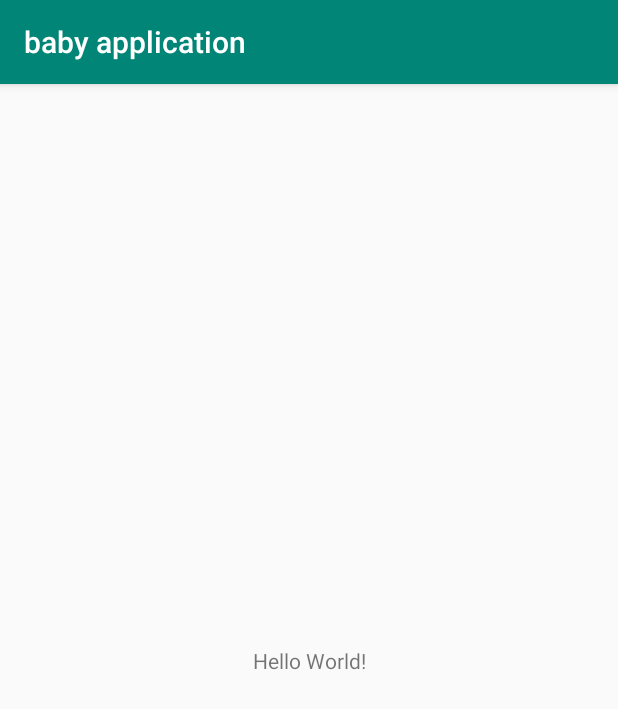
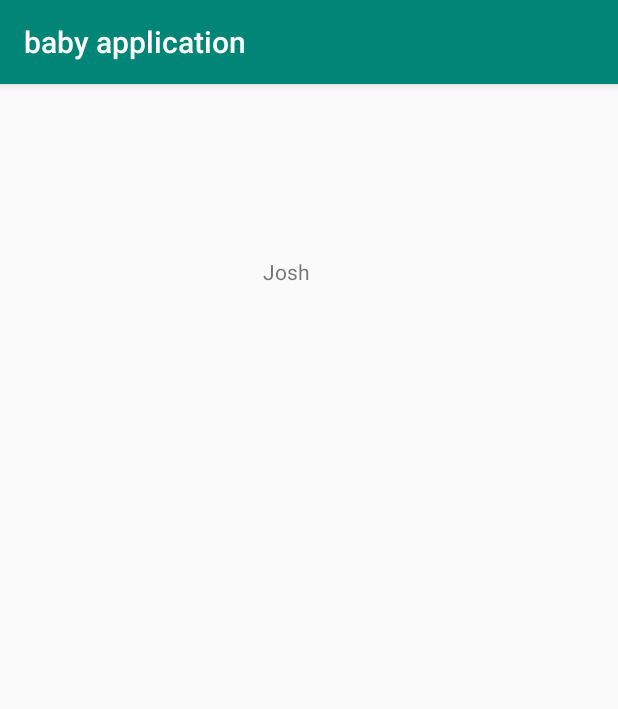
Before and after one commit to W1r3W0lf/bbapp, an Android app: the screen it shows after launch (MainActivity), on a phone screen of 412 x 824 dp. Shown: the top 709 px of the screen. Run offline under Robolectric (Android 15) with nearby library versions, the phone set to English and light mode, and no system bars.

Commit message:
Added Josh to the textView

```diff
--- a/app/src/main/res/layout/activity_main.xml
+++ b/app/src/main/res/layout/activity_main.xml
@@ -9,10 +9,12 @@
     <TextView
         android:layout_width="wrap_content"
         android:layout_height="wrap_content"
-        android:text="Hello World!"
+        android:text="@string/josh"
         app:layout_constraintBottom_toBottomOf="parent"
+        app:layout_constraintHorizontal_bias="0.461"
         app:layout_constraintLeft_toLeftOf="parent"
         app:layout_constraintRight_toRightOf="parent"
-        app:layout_constraintTop_toTopOf="parent" />
+        app:layout_constraintTop_toTopOf="parent"
+        app:layout_constraintVertical_bias="0.154" />
 
 </android.support.constraint.ConstraintLayout>
--- a/app/src/main/res/values/strings.xml
+++ b/app/src/main/res/values/strings.xml
@@ -1,3 +1,4 @@
 <resources>
     <string name="app_name">baby application</string>
+    <string name="josh">Josh</string>
 </resources>
```
